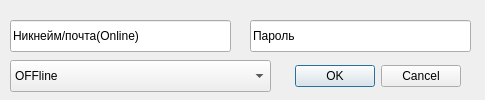
First picture: the form in account_create.ui, repository PixelBoxGames/North-launcher, before the edit.
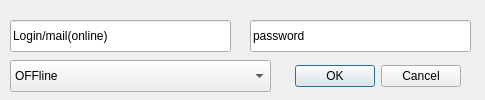
Second picture: the form after the edit.

Patch:
```diff
--- a/account_create.ui
+++ b/account_create.ui
@@ -51,7 +51,7 @@
     </rect>
    </property>
    <property name="text">
-    <string>Никнейм/почта(Online)</string>
+    <string>Login/mail(online)</string>
    </property>
   </widget>
   <widget class="QLineEdit" name="password">
@@ -64,7 +64,7 @@
     </rect>
    </property>
    <property name="text">
-    <string>Пароль</string>
+    <string>password</string>
    </property>
   </widget>
   <widget class="QComboBox" name="account_type">
```
